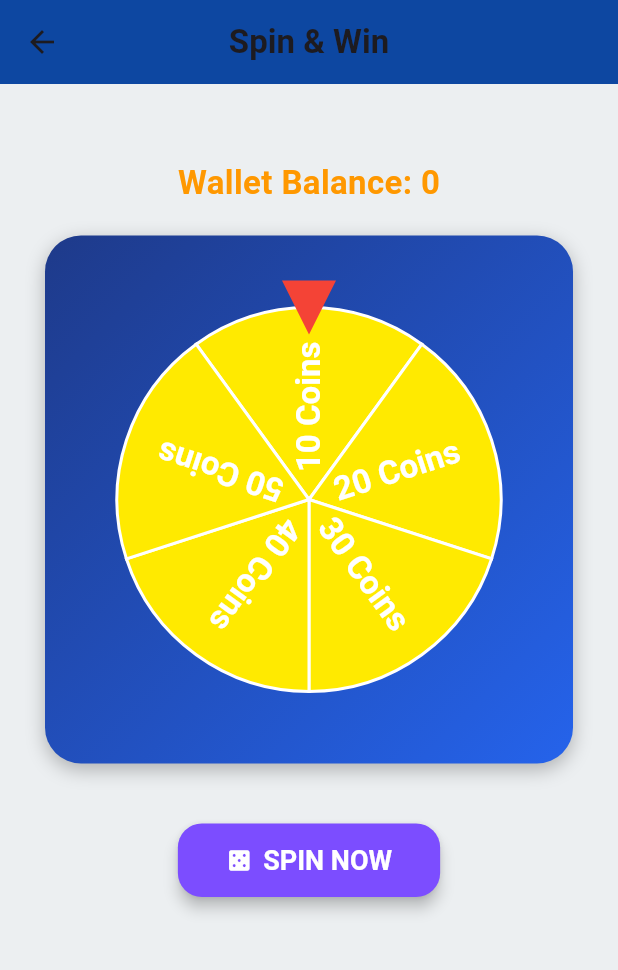
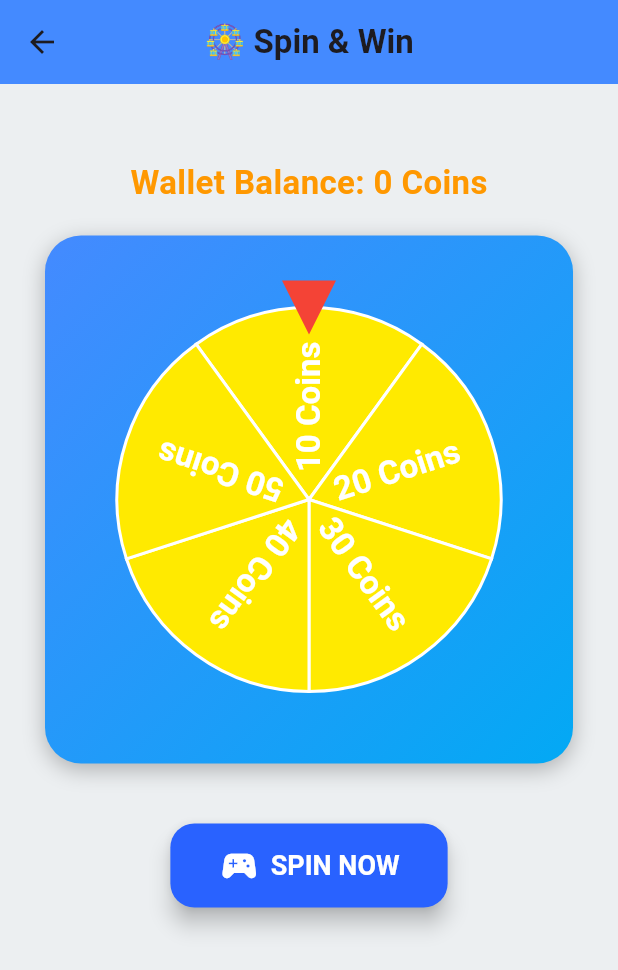
Before and after one commit to Monoartiam99/EarnApp, a Flutter app: the screen it shows once a user with an empty profile is signed in, after a tap on "Spin & Win", on a phone screen of 412 x 824 dp. Shown: the top 970 px of the screen. Run offline on Flutter 3.47's test engine with Material 3 defaults, Android fonts, the phone set to English and light mode, and no system bars; drawn by our look-alikes of flutter_fortune_wheel; our stand-ins replace cloud_firestore, firebase_auth, firebase_core; missing offline and left inert: scratcher; accounts and stored records are empty.

Commit message:
minor updates

```diff
--- a/lib/home_screen.dart
+++ b/lib/home_screen.dart
@@ -28,7 +28,7 @@ class _HomeScreenState extends State<HomeScreen> {
       FirebaseFirestore.instance.collection('users').doc(user.uid).snapshots().listen((doc) {
         if (doc.exists) {
           setState(() {
-            userName = doc['name'] ?? "name";
+            userName = doc['name'] ?? "User";
             userCoins = doc['coins'] ?? 0;
           });
         }
@@ -65,13 +65,13 @@ class _HomeScreenState extends State<HomeScreen> {
   @override
   Widget build(BuildContext context) {
     return Scaffold(
-      backgroundColor: Colors.white,
+      backgroundColor: Colors.blue.shade50,
       appBar: AppBar(
         backgroundColor: Colors.blueAccent,
-        elevation: 0,
+        elevation: 4,
         title: Text(
           "Kamao Money 💰",
-          style: TextStyle(fontSize: 20, fontWeight: FontWeight.bold),
+          style: TextStyle(fontSize: 22, fontWeight: FontWeight.bold),
         ),
         centerTitle: true,
         actions: [
@@ -101,10 +101,10 @@ class _HomeScreenState extends State<HomeScreen> {
       width: double.infinity,
       padding: EdgeInsets.all(16),
       decoration: BoxDecoration(
-        gradient: LinearGradient(colors: [Colors.blueAccent, Colors.lightBlueAccent]),
+        gradient: LinearGradient(colors: [Colors.blueAccent.shade700, Colors.lightBlueAccent]),
         borderRadius: BorderRadius.circular(15),
         boxShadow: [
-          BoxShadow(color: Colors.blue.withOpacity(0.2), blurRadius: 10),
+          BoxShadow(color: Colors.blueAccent.withOpacity(0.3), blurRadius: 12, offset: Offset(0, 6)),
         ],
       ),
       child: Row(
@@ -114,7 +114,7 @@ class _HomeScreenState extends State<HomeScreen> {
             child: Text(
               "Hi $userName 👋",
               overflow: TextOverflow.ellipsis,
-              style: TextStyle(fontSize: 18, fontWeight: FontWeight.bold, color: Colors.white),
+              style: TextStyle(fontSize: 20, fontWeight: FontWeight.bold, color: Colors.white),
             ),
           ),
           GestureDetector(
@@ -130,8 +130,8 @@ class _HomeScreenState extends State<HomeScreen> {
                     ],
                   ),
                   content: Text(
-                    "${(userCoins)} Coins",
-                    style: TextStyle(fontSize: 24, fontWeight: FontWeight.bold, color: Colors.green[700]),
+                    "$userCoins Coins",
+                    style: TextStyle(fontSize: 26, fontWeight: FontWeight.bold, color: Colors.green.shade700),
                   ),
                   actions: [
                     TextButton(onPressed: () => Navigator.pop(ctx), child: Text("Close")),
@@ -140,12 +140,12 @@ class _HomeScreenState extends State<HomeScreen> {
               );
             },
             child: Container(
-              padding: EdgeInsets.symmetric(horizontal: 10, vertical: 6),
+              padding: EdgeInsets.symmetric(horizontal: 12, vertical: 8),
               decoration: BoxDecoration(
-                color: Colors.white.withOpacity(0.15),
+                color: Colors.white.withOpacity(0.2),
                 borderRadius: BorderRadius.circular(12),
               ),
-              child: Icon(Icons.account_balance_wallet, color: Colors.yellowAccent, size: 28),
+              child: Icon(Icons.account_balance_wallet, color: Colors.yellowAccent, size: 30),
             ),
           ),
         ],
@@ -155,20 +155,20 @@ class _HomeScreenState extends State<HomeScreen> {
 
   Widget _buildEarningsBoxes(BuildContext context) {
     return SizedBox(
-      height: 600, // Adjust height as needed for your content/screen
+      height: 600,
       child: GridView.count(
         physics: NeverScrollableScrollPhysics(),
         shrinkWrap: true,
         crossAxisCount: 2,
-        mainAxisSpacing: 15,
-        crossAxisSpacing: 15,
-        childAspectRatio: 1.2,
+        mainAxisSpacing: 16,
+        crossAxisSpacing: 16,
+        childAspectRatio: 1.1,
         children: [
-          _buildEarningBox(context, "Scratch Card", Icons.card_giftcard, Colors.blue, ScratchCardScreen()),
-          _buildEarningBox(context, "Spin & Win", Icons.casino, Colors.blue, SpinWheelScreen()),
-          _buildEarningBox(context, "Watch Ads", Icons.video_collection, Colors.blue, null),
-          _buildEarningBox(context, "Promo Code", Icons.discount, Colors.blue, null),
-          _buildEarningBox(context, "Daily Bonus", Icons.stars, Colors.blue, null),
+          _buildEarningBox(context, "Scratch Card", Icons.card_giftcard, Colors.blueAccent, ScratchCardScreen()),
+          _buildEarningBox(context, "Spin & Win", Icons.rotate_right, Colors.blueAccent, SpinWheelScreen()),
+          _buildEarningBox(context, "Watch Ads", Icons.video_collection, Colors.blueAccent, null),
+          _buildEarningBox(context, "Promo Code", Icons.discount, Colors.blueAccent, null),
+          _buildEarningBox(context, "Daily Bonus", Icons.stars, Colors.blueAccent, null),
         ],
       ),
     );
@@ -182,14 +182,14 @@ class _HomeScreenState extends State<HomeScreen> {
         }
       },
       child: Card(
-        elevation: 8,
+        elevation: 10,
         shape: RoundedRectangleBorder(borderRadius: BorderRadius.circular(20)),
         child: Column(
           mainAxisAlignment: MainAxisAlignment.center,
           children: [
-            Icon(icon, size: 45, color: color),
-            SizedBox(height: 9),
-            Text(title, style: TextStyle(fontSize: 16, fontWeight: FontWeight.bold)),
+            Icon(icon, size: 50, color: color),
+            SizedBox(height: 12),
+            Text(title, style: TextStyle(fontSize: 18, fontWeight: FontWeight.bold)),
           ],
         ),
       ),
--- a/lib/spin_wheel_screen.dart
+++ b/lib/spin_wheel_screen.dart
@@ -9,7 +9,7 @@ class SpinWheelScreen extends StatefulWidget {
   const SpinWheelScreen({super.key});
 
   @override
-  State<SpinWheelScreen> createState() => _SpinWheelScreenState();
+  _SpinWheelScreenState createState() => _SpinWheelScreenState();
 }
 
 class _SpinWheelScreenState extends State<SpinWheelScreen> {
@@ -68,17 +68,13 @@ class _SpinWheelScreenState extends State<SpinWheelScreen> {
 
   @override
   Widget build(BuildContext context) {
-    const Color deepBlue = Color(0xFF0D47A1);
-    const Color gradientStart = Color(0xFF1E3A8A);
-    const Color gradientEnd = Color(0xFF2563EB);
-
     return Scaffold(
       backgroundColor: Colors.blueGrey.shade50,
       appBar: AppBar(
-        backgroundColor: deepBlue,
+        backgroundColor: Colors.blueAccent,
         title: const Text(
-          "Spin & Win",
-          style: TextStyle(fontWeight: FontWeight.bold),
+          "🎡 Spin & Win",
+          style: TextStyle(fontWeight: FontWeight.bold, fontSize: 22),
         ),
         centerTitle: true,
       ),
@@ -91,19 +87,38 @@ class _SpinWheelScreenState extends State<SpinWheelScreen> {
                 mainAxisSize: MainAxisSize.min,
                 mainAxisAlignment: MainAxisAlignment.center,
                 children: [
-                  Text(
-                    "Wallet Balance: ${(userCoins)}",
+                  _buildWalletBalance(),
+                  const SizedBox(height: 20),
+                  _buildWheelContainer(),
+                  const SizedBox(height: 40),
+                  _buildSpinButton(),
+                  const SizedBox(height: 30),
+                  if (_reward != null) _buildRewardMessage(),
+                ],
+              ),
+            ),
+          ),
+        ),
+      ),
+    );
+  }
+
+  Widget _buildWalletBalance() {
+    return Text(
+      "Wallet Balance: $userCoins Coins",
       style: const TextStyle(
         fontSize: 22,
         fontWeight: FontWeight.bold,
         color: Colors.orange,
       ),
-                  ),
-                  const SizedBox(height: 20),
-                  Container(
+    );
+  }
+
+  Widget _buildWheelContainer() {
+    return Container(
       decoration: BoxDecoration(
         gradient: const LinearGradient(
-                        colors: [gradientStart, gradientEnd],
+          colors: [Colors.blueAccent, Colors.lightBlue],
           begin: Alignment.topLeft,
           end: Alignment.bottomRight,
         ),
@@ -111,7 +126,7 @@ class _SpinWheelScreenState extends State<SpinWheelScreen> {
         boxShadow: const [
           BoxShadow(
             color: Colors.black26,
-                          blurRadius: 10,
+            blurRadius: 12,
             offset: Offset(0, 4),
           ),
         ],
@@ -156,14 +171,16 @@ class _SpinWheelScreenState extends State<SpinWheelScreen> {
           ],
         ),
       ),
-                  ),
-                  const SizedBox(height: 40),
-                  ElevatedButton.icon(
+    );
+  }
+
+  Widget _buildSpinButton() {
+    return ElevatedButton.icon(
       onPressed: _spinWheel,
-                    icon: const Icon(Icons.casino),
+      icon: const Icon(Icons.sports_esports, size: 28), // Updated spin icon for better representation
       label: const Text("SPIN NOW"),
       style: ElevatedButton.styleFrom(
-                      backgroundColor: Colors.deepPurpleAccent,
+        backgroundColor: Colors.blueAccent.shade700,
         foregroundColor: Colors.white,
         padding: const EdgeInsets.symmetric(
           horizontal: 32,
@@ -176,33 +193,27 @@ class _SpinWheelScreenState extends State<SpinWheelScreen> {
         shape: RoundedRectangleBorder(
           borderRadius: BorderRadius.circular(16),
         ),
-                      elevation: 4,
+        elevation: 6,
       ),
-                  ),
-                  const SizedBox(height: 30),
-                  if (_reward != null)
-                    AnimatedOpacity(
+    );
+  }
+
+  Widget _buildRewardMessage() {
+    return AnimatedOpacity(
       opacity: 1.0,
       duration: const Duration(milliseconds: 500),
       child: Text(
-                        "🎉 Congratulations! You won $_reward Coins!",
+        "🎉 You won $_reward Coins!",
         style: const TextStyle(
           fontSize: 26,
           fontWeight: FontWeight.bold,
-                          color: Colors.greenAccent,
+          color: Colors.redAccent,
           shadows: [
             Shadow(blurRadius: 10, color: Colors.black87),
             Shadow(blurRadius: 15, color: Colors.orangeAccent),
           ],
         ),
       ),
-                    ),
-                ],
-              ),
-            ),
-          ),
-        ),
-      ),
     );
   }
 }
```
Lines whose indentation alone changed are shown as unchanged.
